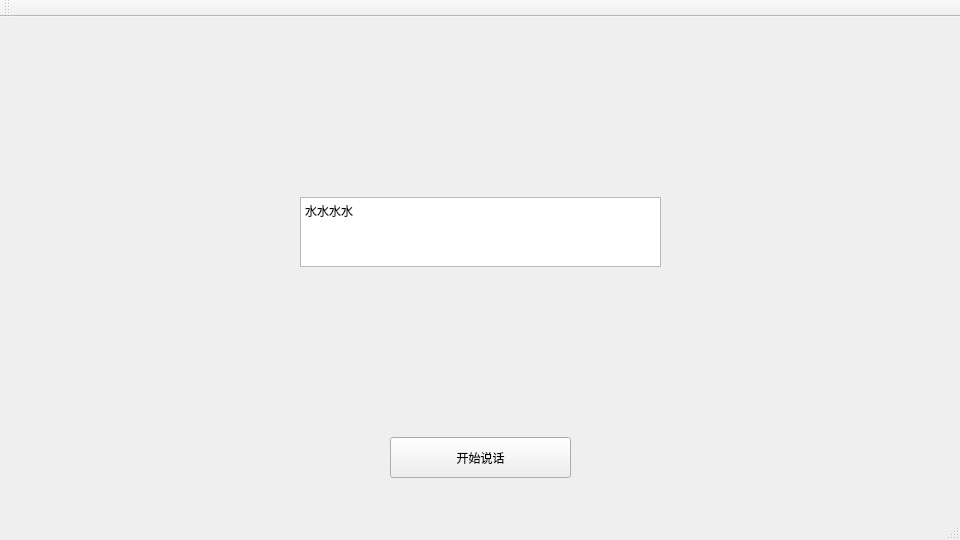
This is chatAI/chatAI.ui in AkingDsq/chatAI as Qt 5 draws it before an edit. The edited form follows.
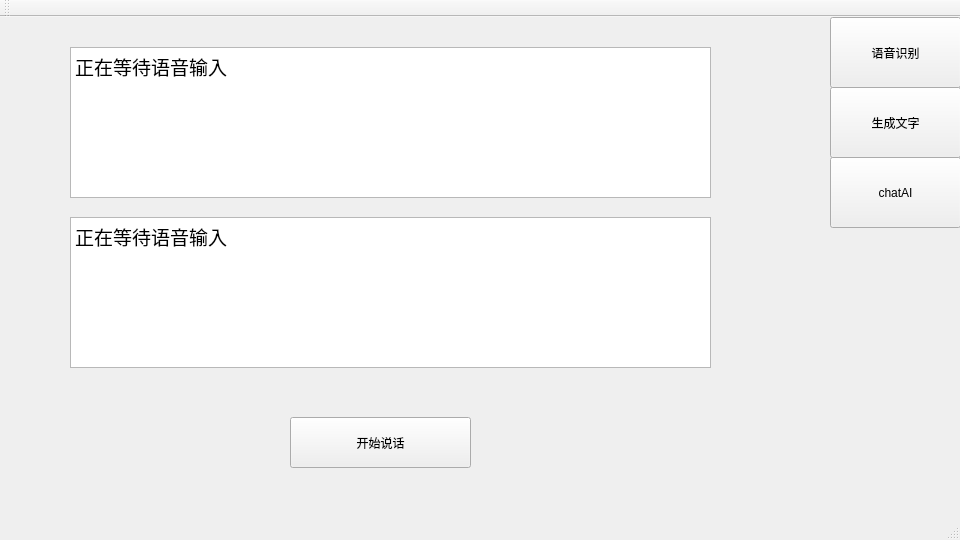
This is the edited form. The open tabs and pages were chosen to show the change.

Commit message:
页面切换
实现了三个页面的切换

Diff of the .ui file:
```diff
--- a/chatAI/chatAI.ui
+++ b/chatAI/chatAI.ui
@@ -14,43 +14,220 @@
    <string>chatAI</string>
   </property>
   <widget class="QWidget" name="centralWidget">
-   <widget class="QPushButton" name="talkBegin">
+   <widget class="QStackedWidget" name="stackedWidget">
     <property name="geometry">
      <rect>
-      <x>390</x>
-      <y>420</y>
-      <width>181</width>
-      <height>41</height>
+      <x>10</x>
+      <y>10</y>
+      <width>761</width>
+      <height>471</height>
      </rect>
     </property>
+    <property name="currentIndex">
+     <number>0</number>
+    </property>
+    <widget class="QWidget" name="page">
+     <widget class="QTextEdit" name="text1">
+      <property name="geometry">
+       <rect>
+        <x>60</x>
+        <y>190</y>
+        <width>641</width>
+        <height>151</height>
+       </rect>
+      </property>
+      <property name="html">
+       <string>&lt;!DOCTYPE HTML PUBLIC &quot;-//W3C//DTD HTML 4.0//EN&quot; &quot;http://www.w3.org/TR/REC-html40/strict.dtd&quot;&gt;
+&lt;html&gt;&lt;head&gt;&lt;meta name=&quot;qrichtext&quot; content=&quot;1&quot; /&gt;&lt;meta charset=&quot;utf-8&quot; /&gt;&lt;style type=&quot;text/css&quot;&gt;
+p, li { white-space: pre-wrap; }
+hr { height: 1px; border-width: 0; }
+li.unchecked::marker { content: &quot;\2610&quot;; }
+li.checked::marker { content: &quot;\2612&quot;; }
+&lt;/style&gt;&lt;/head&gt;&lt;body style=&quot; font-family:'Microsoft YaHei UI'; font-size:9pt; font-weight:400; font-style:normal;&quot;&gt;
+&lt;p style=&quot; margin-top:0px; margin-bottom:0px; margin-left:0px; margin-right:0px; -qt-block-indent:0; text-indent:0px;&quot;&gt;&lt;span style=&quot; font-size:14pt;&quot;&gt;正在等待语音输入&lt;/span&gt;&lt;/p&gt;&lt;/body&gt;&lt;/html&gt;</string>
+      </property>
+     </widget>
+     <widget class="QTextEdit" name="text1_2">
+      <property name="geometry">
+       <rect>
+        <x>60</x>
+        <y>20</y>
+        <width>641</width>
+        <height>151</height>
+       </rect>
+      </property>
+      <property name="html">
+       <string>&lt;!DOCTYPE HTML PUBLIC &quot;-//W3C//DTD HTML 4.0//EN&quot; &quot;http://www.w3.org/TR/REC-html40/strict.dtd&quot;&gt;
+&lt;html&gt;&lt;head&gt;&lt;meta name=&quot;qrichtext&quot; content=&quot;1&quot; /&gt;&lt;meta charset=&quot;utf-8&quot; /&gt;&lt;style type=&quot;text/css&quot;&gt;
+p, li { white-space: pre-wrap; }
+hr { height: 1px; border-width: 0; }
+li.unchecked::marker { content: &quot;\2610&quot;; }
+li.checked::marker { content: &quot;\2612&quot;; }
+&lt;/style&gt;&lt;/head&gt;&lt;body style=&quot; font-family:'Microsoft YaHei UI'; font-size:9pt; font-weight:400; font-style:normal;&quot;&gt;
+&lt;p style=&quot; margin-top:0px; margin-bottom:0px; margin-left:0px; margin-right:0px; -qt-block-indent:0; text-indent:0px;&quot;&gt;&lt;span style=&quot; font-size:14pt;&quot;&gt;正在等待语音输入&lt;/span&gt;&lt;/p&gt;&lt;/body&gt;&lt;/html&gt;</string>
+      </property>
+     </widget>
+     <widget class="QPushButton" name="talkBegin">
+      <property name="geometry">
+       <rect>
+        <x>280</x>
+        <y>390</y>
+        <width>181</width>
+        <height>51</height>
+       </rect>
+      </property>
+      <property name="text">
+       <string>开始说话</string>
+      </property>
+      <property name="iconSize">
+       <size>
+        <width>16</width>
+        <height>16</height>
+       </size>
+      </property>
+     </widget>
+    </widget>
+    <widget class="QWidget" name="page_2">
+     <widget class="QTextEdit" name="text1_4">
+      <property name="geometry">
+       <rect>
+        <x>60</x>
+        <y>190</y>
+        <width>641</width>
+        <height>151</height>
+       </rect>
+      </property>
+      <property name="html">
+       <string>&lt;!DOCTYPE HTML PUBLIC &quot;-//W3C//DTD HTML 4.0//EN&quot; &quot;http://www.w3.org/TR/REC-html40/strict.dtd&quot;&gt;
+&lt;html&gt;&lt;head&gt;&lt;meta name=&quot;qrichtext&quot; content=&quot;1&quot; /&gt;&lt;meta charset=&quot;utf-8&quot; /&gt;&lt;style type=&quot;text/css&quot;&gt;
+p, li { white-space: pre-wrap; }
+hr { height: 1px; border-width: 0; }
+li.unchecked::marker { content: &quot;\2610&quot;; }
+li.checked::marker { content: &quot;\2612&quot;; }
+&lt;/style&gt;&lt;/head&gt;&lt;body style=&quot; font-family:'Microsoft YaHei UI'; font-size:9pt; font-weight:400; font-style:normal;&quot;&gt;
+&lt;p style=&quot; margin-top:0px; margin-bottom:0px; margin-left:0px; margin-right:0px; -qt-block-indent:0; text-indent:0px;&quot;&gt;&lt;span style=&quot; font-size:14pt;&quot;&gt;正在等待文字输入&lt;/span&gt;&lt;/p&gt;&lt;/body&gt;&lt;/html&gt;</string>
+      </property>
+     </widget>
+     <widget class="QTextEdit" name="text1_3">
+      <property name="geometry">
+       <rect>
+        <x>60</x>
+        <y>20</y>
+        <width>641</width>
+        <height>151</height>
+       </rect>
+      </property>
+      <property name="html">
+       <string>&lt;!DOCTYPE HTML PUBLIC &quot;-//W3C//DTD HTML 4.0//EN&quot; &quot;http://www.w3.org/TR/REC-html40/strict.dtd&quot;&gt;
+&lt;html&gt;&lt;head&gt;&lt;meta name=&quot;qrichtext&quot; content=&quot;1&quot; /&gt;&lt;meta charset=&quot;utf-8&quot; /&gt;&lt;style type=&quot;text/css&quot;&gt;
+p, li { white-space: pre-wrap; }
+hr { height: 1px; border-width: 0; }
+li.unchecked::marker { content: &quot;\2610&quot;; }
+li.checked::marker { content: &quot;\2612&quot;; }
+&lt;/style&gt;&lt;/head&gt;&lt;body style=&quot; font-family:'Microsoft YaHei UI'; font-size:9pt; font-weight:400; font-style:normal;&quot;&gt;
+&lt;p style=&quot; margin-top:0px; margin-bottom:0px; margin-left:0px; margin-right:0px; -qt-block-indent:0; text-indent:0px;&quot;&gt;&lt;span style=&quot; font-size:14pt;&quot;&gt;正在等待文字输入&lt;/span&gt;&lt;/p&gt;&lt;/body&gt;&lt;/html&gt;</string>
+      </property>
+     </widget>
+    </widget>
+    <widget class="QWidget" name="page_3">
+     <widget class="QTextEdit" name="text1_6">
+      <property name="geometry">
+       <rect>
+        <x>60</x>
+        <y>190</y>
+        <width>641</width>
+        <height>151</height>
+       </rect>
+      </property>
+      <property name="html">
+       <string>&lt;!DOCTYPE HTML PUBLIC &quot;-//W3C//DTD HTML 4.0//EN&quot; &quot;http://www.w3.org/TR/REC-html40/strict.dtd&quot;&gt;
+&lt;html&gt;&lt;head&gt;&lt;meta name=&quot;qrichtext&quot; content=&quot;1&quot; /&gt;&lt;meta charset=&quot;utf-8&quot; /&gt;&lt;style type=&quot;text/css&quot;&gt;
+p, li { white-space: pre-wrap; }
+hr { height: 1px; border-width: 0; }
+li.unchecked::marker { content: &quot;\2610&quot;; }
+li.checked::marker { content: &quot;\2612&quot;; }
+&lt;/style&gt;&lt;/head&gt;&lt;body style=&quot; font-family:'Microsoft YaHei UI'; font-size:9pt; font-weight:400; font-style:normal;&quot;&gt;
+&lt;p style=&quot; margin-top:0px; margin-bottom:0px; margin-left:0px; margin-right:0px; -qt-block-indent:0; text-indent:0px;&quot;&gt;&lt;span style=&quot; font-size:14pt;&quot;&gt;正在等待语音输入&lt;/span&gt;&lt;/p&gt;&lt;/body&gt;&lt;/html&gt;</string>
+      </property>
+     </widget>
+     <widget class="QTextEdit" name="text1_5">
+      <property name="geometry">
+       <rect>
+        <x>60</x>
+        <y>20</y>
+        <width>641</width>
+        <height>151</height>
+       </rect>
+      </property>
+      <property name="html">
+       <string>&lt;!DOCTYPE HTML PUBLIC &quot;-//W3C//DTD HTML 4.0//EN&quot; &quot;http://www.w3.org/TR/REC-html40/strict.dtd&quot;&gt;
+&lt;html&gt;&lt;head&gt;&lt;meta name=&quot;qrichtext&quot; content=&quot;1&quot; /&gt;&lt;meta charset=&quot;utf-8&quot; /&gt;&lt;style type=&quot;text/css&quot;&gt;
+p, li { white-space: pre-wrap; }
+hr { height: 1px; border-width: 0; }
+li.unchecked::marker { content: &quot;\2610&quot;; }
+li.checked::marker { content: &quot;\2612&quot;; }
+&lt;/style&gt;&lt;/head&gt;&lt;body style=&quot; font-family:'Microsoft YaHei UI'; font-size:9pt; font-weight:400; font-style:normal;&quot;&gt;
+&lt;p style=&quot; margin-top:0px; margin-bottom:0px; margin-left:0px; margin-right:0px; -qt-block-indent:0; text-indent:0px;&quot;&gt;&lt;span style=&quot; font-size:14pt;&quot;&gt;正在等待语音输入&lt;/span&gt;&lt;/p&gt;&lt;/body&gt;&lt;/html&gt;</string>
+      </property>
+     </widget>
+     <widget class="QPushButton" name="talkBegin_2">
+      <property name="geometry">
+       <rect>
+        <x>280</x>
+        <y>390</y>
+        <width>181</width>
+        <height>51</height>
+       </rect>
+      </property>
+      <property name="text">
+       <string>开始说话</string>
+      </property>
+      <property name="iconSize">
+       <size>
+        <width>16</width>
+        <height>16</height>
+       </size>
+      </property>
+     </widget>
+    </widget>
+   </widget>
+   <widget class="QPushButton" name="voice">
+    <property name="geometry">
+     <rect>
+      <x>830</x>
+      <y>0</y>
+      <width>131</width>
+      <height>71</height>
+     </rect>
+    </property>
     <property name="text">
-     <string>开始说话</string>
+     <string>语音识别</string>
     </property>
-    <property name="iconSize">
-     <size>
-      <width>16</width>
-      <height>16</height>
-     </size>
+   </widget>
+   <widget class="QPushButton" name="word">
+    <property name="geometry">
+     <rect>
+      <x>830</x>
+      <y>70</y>
+      <width>131</width>
+      <height>71</height>
+     </rect>
     </property>
+    <property name="text">
+     <string>生成文字</string>
+    </property>
    </widget>
-   <widget class="QTextEdit" name="text1">
+   <widget class="QPushButton" name="chatAI">
     <property name="geometry">
      <rect>
-      <x>300</x>
-      <y>180</y>
-      <width>361</width>
-      <height>70</height>
+      <x>830</x>
+      <y>140</y>
+      <width>131</width>
+      <height>71</height>
      </rect>
     </property>
-    <property name="html">
-     <string>&lt;!DOCTYPE HTML PUBLIC &quot;-//W3C//DTD HTML 4.0//EN&quot; &quot;http://www.w3.org/TR/REC-html40/strict.dtd&quot;&gt;
-&lt;html&gt;&lt;head&gt;&lt;meta name=&quot;qrichtext&quot; content=&quot;1&quot; /&gt;&lt;meta charset=&quot;utf-8&quot; /&gt;&lt;style type=&quot;text/css&quot;&gt;
-p, li { white-space: pre-wrap; }
-hr { height: 1px; border-width: 0; }
-li.unchecked::marker { content: &quot;\2610&quot;; }
-li.checked::marker { content: &quot;\2612&quot;; }
-&lt;/style&gt;&lt;/head&gt;&lt;body style=&quot; font-family:'Microsoft YaHei UI'; font-size:9pt; font-weight:400; font-style:normal;&quot;&gt;
-&lt;p style=&quot; margin-top:0px; margin-bottom:0px; margin-left:0px; margin-right:0px; -qt-block-indent:0; text-indent:0px;&quot;&gt;水水水水&lt;/p&gt;&lt;/body&gt;&lt;/html&gt;</string>
+    <property name="text">
+     <string>chatAI</string>
     </property>
    </widget>
   </widget>
```
Left out of the diff: 23 changed lines with no effect on the pictures. The commit also changes 2 other files.
